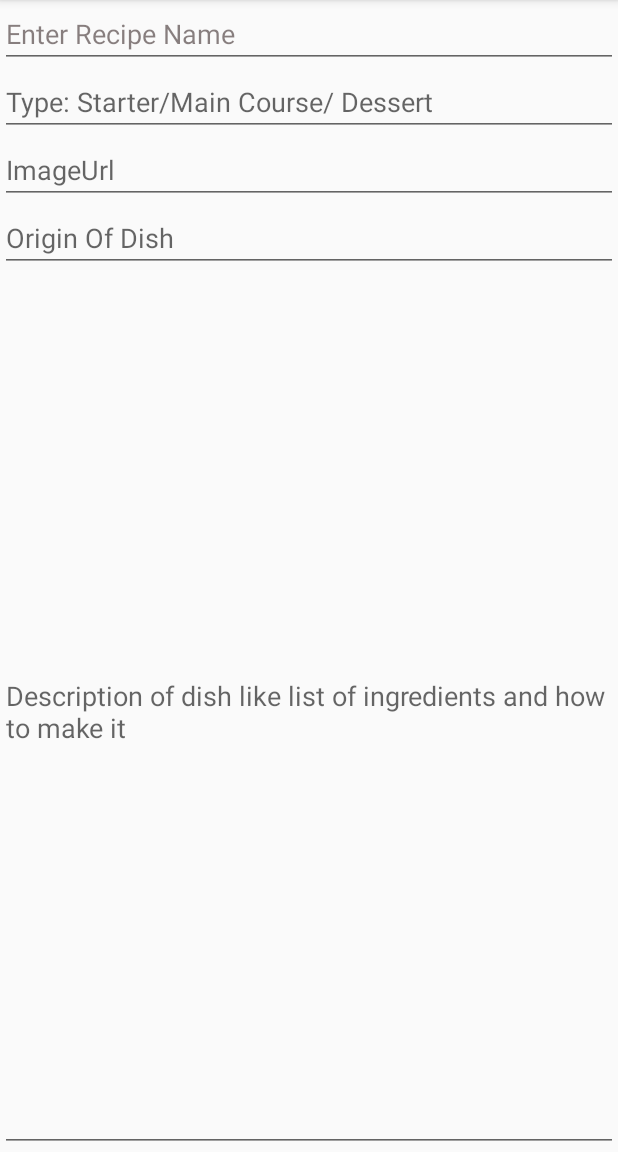
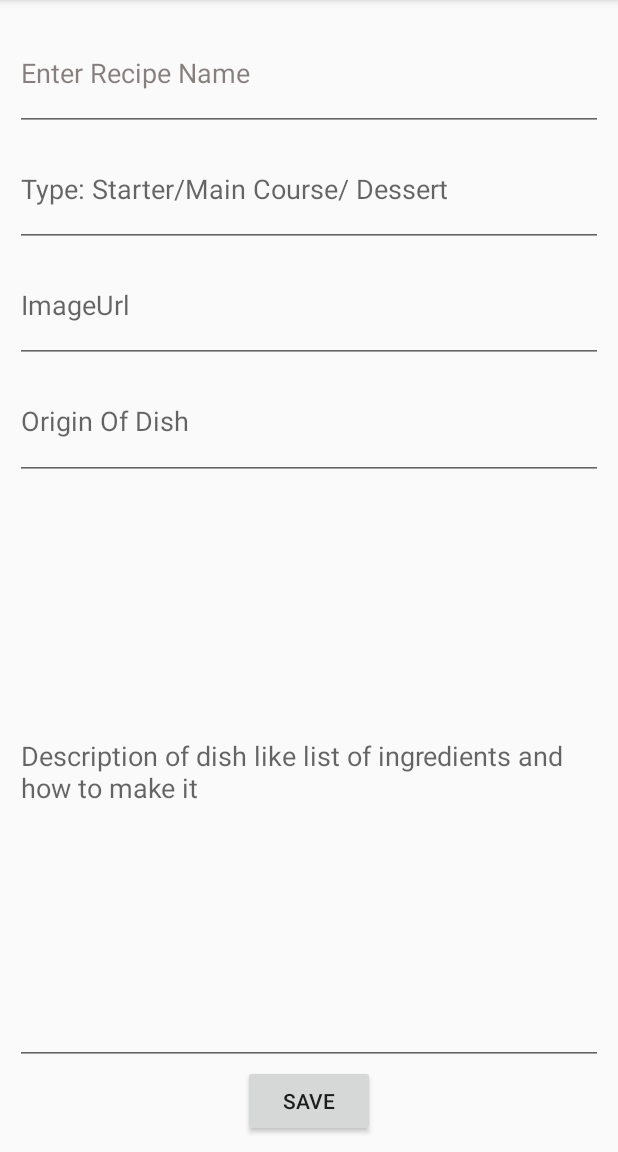
Before and after one commit to NBhosale/Foodies, an Android app: the fragment AddRecipesPage placed in its activity, on a phone screen of 412 x 824 dp, the part 84-1236 px from its top. Run offline under Robolectric (Android 15) with nearby library versions, the phone set to English and light mode, and no system bars; our stand-ins replace Firebase (no records; nobody signed in at launch, a user with empty details on screens opened directly).

```diff
--- a/app/src/main/java/com/foodies/nero/foodies/AddRecipesPage.java
+++ b/app/src/main/java/com/foodies/nero/foodies/AddRecipesPage.java
@@ -4,9 +4,16 @@ import android.content.Context;
 import android.net.Uri;
 import android.os.Bundle;
 import android.app.Fragment;
+import android.text.TextUtils;
 import android.view.LayoutInflater;
 import android.view.View;
 import android.view.ViewGroup;
+import android.widget.Button;
+import android.widget.EditText;
+import android.widget.Toast;
+
+import com.google.firebase.database.DatabaseReference;
+import com.google.firebase.database.FirebaseDatabase;
 
 
 public class AddRecipesPage extends Fragment {
@@ -14,7 +21,10 @@ public class AddRecipesPage extends Fragment {
     // the fragment initialization parameters, e.g. ARG_ITEM_NUMBER
     private static final String ARG_PARAM1 = "param1";
     private static final String ARG_PARAM2 = "param2";
-
+    private Button saveButton;
+    private EditText nameRecipe, typeRecipe, imageRecipe, originRecipe, descriptionRecipe;
+    public DatabaseReference firebaseDatabase;
+    private String nameRecipeHolder, typeRecipeHolder, imageRecipeHolder, originRecipeHolder, descriptionRecipeHolder;
     // TODO: Rename and change types of parameters
     private String mParam1;
     private String mParam2;
@@ -25,7 +35,49 @@ public class AddRecipesPage extends Fragment {
     public View onCreateView(LayoutInflater inflater, ViewGroup container,
                              Bundle savedInstanceState) {
         // Inflate the layout for this fragment
-        return inflater.inflate(R.layout.fragment_add_recipes_page, container, false);
+        View view = inflater.inflate(R.layout.fragment_add_recipes_page, container, false);
+        firebaseDatabase = FirebaseDatabase.getInstance().getReference();
+        saveButton = (Button) view.findViewById(R.id.buttonSave);
+        nameRecipe = (EditText) view.findViewById(R.id.editTextRecipeName);
+        typeRecipe = (EditText) view.findViewById(R.id.editTextRecipeType);
+        imageRecipe = (EditText) view.findViewById(R.id.editTextImageUrl);
+        originRecipe = (EditText) view.findViewById(R.id.editTextRecipeOrigin);
+        descriptionRecipe = (EditText) view.findViewById(R.id.editTextDescription);
+        saveButton.setOnClickListener(new View.OnClickListener() {
+            @Override
+            public void onClick(View v) {
+                nameRecipeHolder = nameRecipe.getText().toString();
+                typeRecipeHolder = typeRecipe.getText().toString();
+                imageRecipeHolder = imageRecipe.getText().toString();
+                originRecipeHolder = originRecipe.getText().toString();
+                descriptionRecipeHolder = descriptionRecipe.getText().toString();
+
+                if(TextUtils.isEmpty(nameRecipeHolder)){
+                    Toast.makeText(getActivity().getApplication(), "Recipe Name Cannot be empty!", Toast.LENGTH_SHORT).show();
+                    return;
+                }else if(TextUtils.isEmpty(typeRecipeHolder)){
+                    Toast.makeText(getActivity().getApplication(), "Recipe Type Cannot be empty!", Toast.LENGTH_SHORT).show();
+                    return;
+                }else if(TextUtils.isEmpty(imageRecipeHolder)){
+                    Toast.makeText(getActivity().getApplication(), "Recipe image Cannot be empty!", Toast.LENGTH_SHORT).show();
+                    return;
+                } else if(TextUtils.isEmpty(originRecipeHolder)){
+                    Toast.makeText(getActivity().getApplication(), "Recipe origin Cannot be empty!", Toast.LENGTH_SHORT).show();
+                    return;
+                }else if(TextUtils.isEmpty(descriptionRecipeHolder)){
+                    Toast.makeText(getActivity().getApplication(), "Recipe description Cannot be empty!", Toast.LENGTH_SHORT).show();
+                    return;
+                }
+                Recipe recipe = new Recipe(nameRecipeHolder, typeRecipeHolder, imageRecipeHolder, originRecipeHolder, descriptionRecipeHolder);
+                firebaseDatabase.child("Recipes").child(nameRecipeHolder).setValue(recipe);
+                Toast.makeText(getActivity().getApplication(), "Recipe Added!!", Toast.LENGTH_SHORT).show();
+            }
+        });
+
+
+
+
+        return view;
     }
 
     public interface OnFragmentInteractionListener {
--- a/app/src/main/res/layout/fragment_add_recipes_page.xml
+++ b/app/src/main/res/layout/fragment_add_recipes_page.xml
@@ -10,11 +10,14 @@
     <LinearLayout
         android:orientation="vertical"
         android:layout_width="match_parent"
-        android:layout_height="match_parent">
+        android:layout_height="match_parent"
+        android:gravity="center_horizontal"
+        android:layout_margin="10dp">
 
         <EditText
             android:layout_width="match_parent"
-            android:layout_height="wrap_content"
+            android:layout_height="0dp"
+            android:layout_weight="1"
             android:inputType="textPersonName"
             android:ems="10"
             android:id="@+id/editTextRecipeName"
@@ -23,7 +26,8 @@
 
         <EditText
             android:layout_width="match_parent"
-            android:layout_height="wrap_content"
+            android:layout_height="0dp"
+            android:layout_weight="1"
             android:inputType="textPersonName"
             android:ems="10"
             android:id="@+id/editTextRecipeType"
@@ -31,7 +35,8 @@
 
         <EditText
             android:layout_width="match_parent"
-            android:layout_height="wrap_content"
+            android:layout_height="0dp"
+            android:layout_weight="1"
             android:inputType="textPersonName"
             android:ems="10"
             android:id="@+id/editTextImageUrl"
@@ -39,7 +44,8 @@
 
         <EditText
             android:layout_width="match_parent"
-            android:layout_height="wrap_content"
+            android:layout_height="0dp"
+            android:layout_weight="1"
             android:inputType="textPersonName"
             android:ems="10"
             android:id="@+id/editTextRecipeOrigin"
@@ -47,10 +53,18 @@
 
         <EditText
             android:layout_width="match_parent"
-            android:layout_height="match_parent"
+            android:layout_height="0dp"
+            android:layout_weight="5"
             android:inputType="textMultiLine"
+            android:layout_gravity="start"
             android:ems="10"
             android:id="@+id/editTextDescription"
             android:hint="Description of dish like list of ingredients and how to make it" />
+
+        <Button
+            android:text="Save"
+            android:layout_width="wrap_content"
+            android:layout_height="wrap_content"
+            android:id="@+id/buttonSave" />
     </LinearLayout>
 </FrameLayout>
```
Also changed, not shown: app/src/main/java/com/foodies/nero/foodies/Recipe.java (+15 -0 lines), 1 other file.
